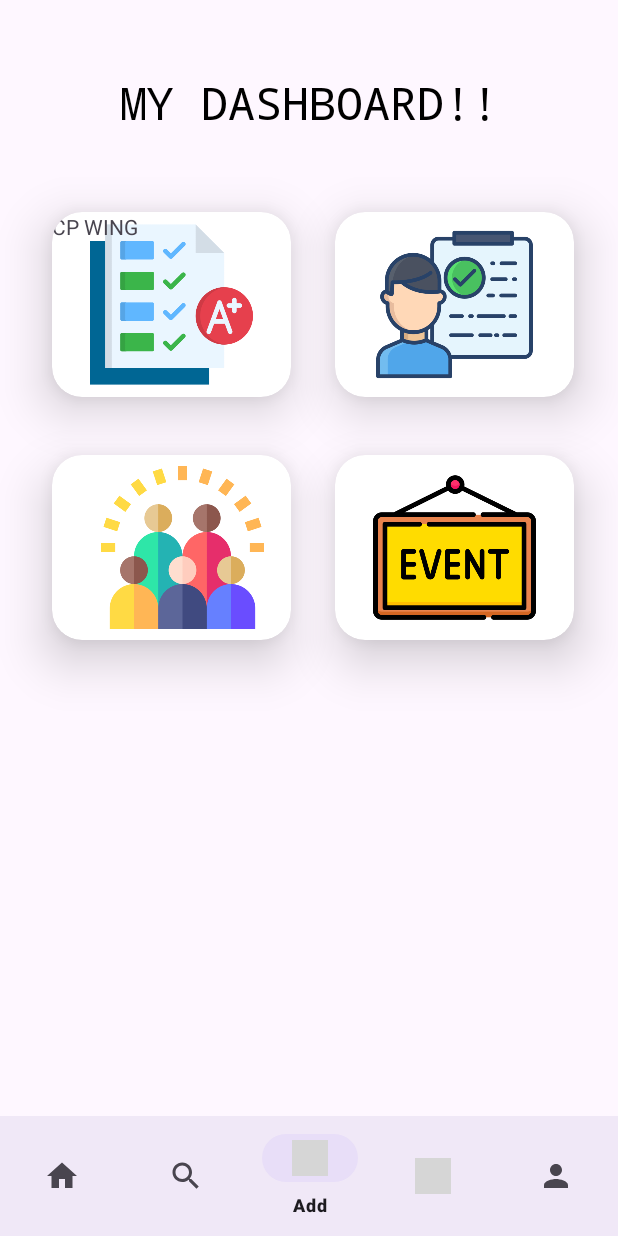
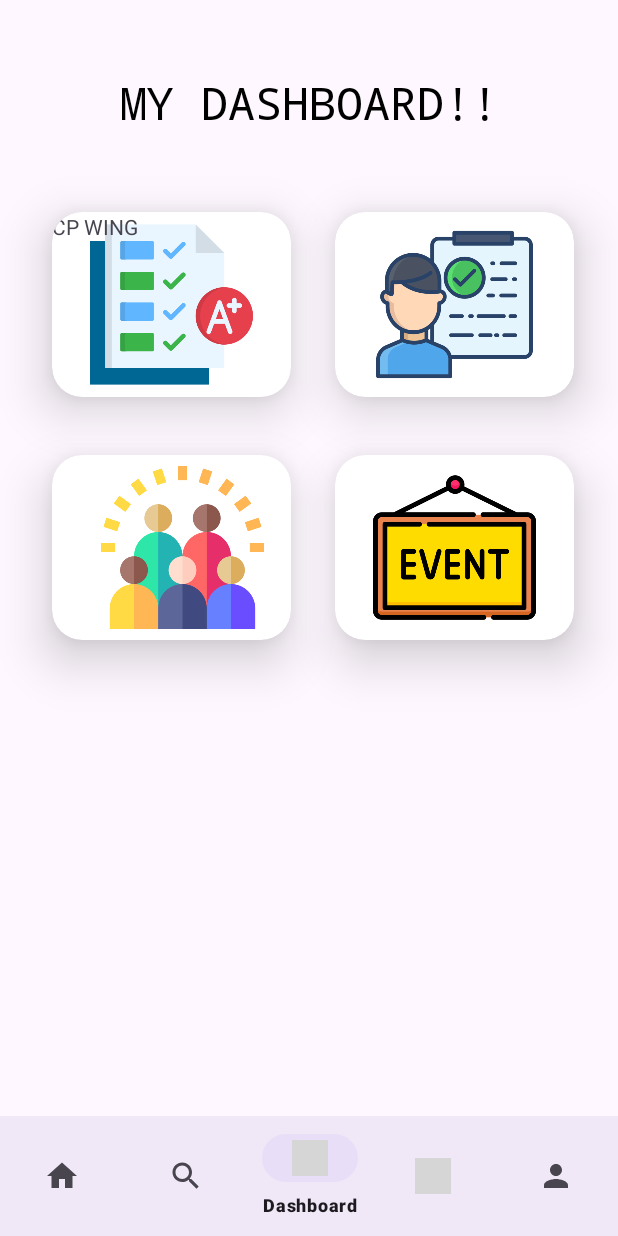
Before and after one commit to devansh-dek/Unify, an Android app: the screen it shows after launch once a user with an empty profile is signed in (MainHomeActivity), item 3 of the bottom bar chosen, on a phone screen of 412 x 824 dp. Run offline under Robolectric (Android 15) with nearby library versions, the light colour scheme and no system bars; our stand-ins replace Firebase (no records; nobody signed in at launch, a user with empty details on screens opened directly), Picasso, navigation-ui; Roboto replaces fonts that are not available here; grey boxes are pictures that could not be loaded.

```diff
--- a/app/src/main/res/menu/bottom_nav_menu.xml
+++ b/app/src/main/res/menu/bottom_nav_menu.xml
@@ -14,7 +14,7 @@
     <item
         android:id="@+id/navigation_reel"
         android:icon="@drawable/img"
-        android:title="Add" />
+        android:title="Dashboard" />
     <item
         android:id="@+id/navigation_Add"
         android:icon="@drawable/baseline_add_a_photo_241"
```
